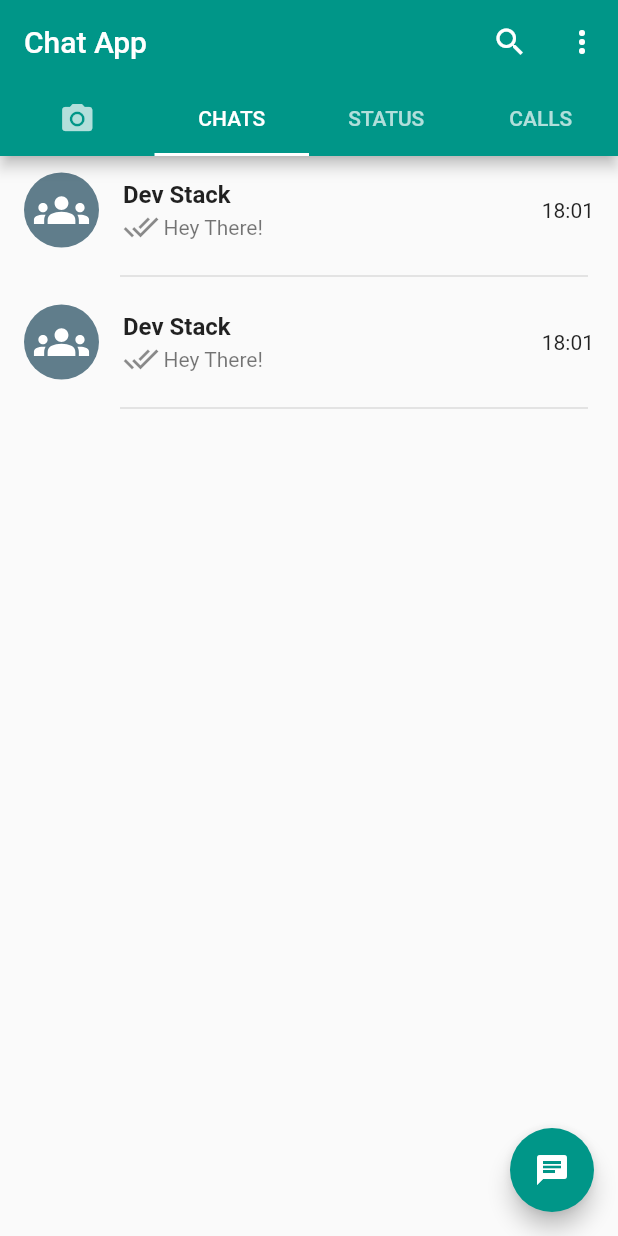
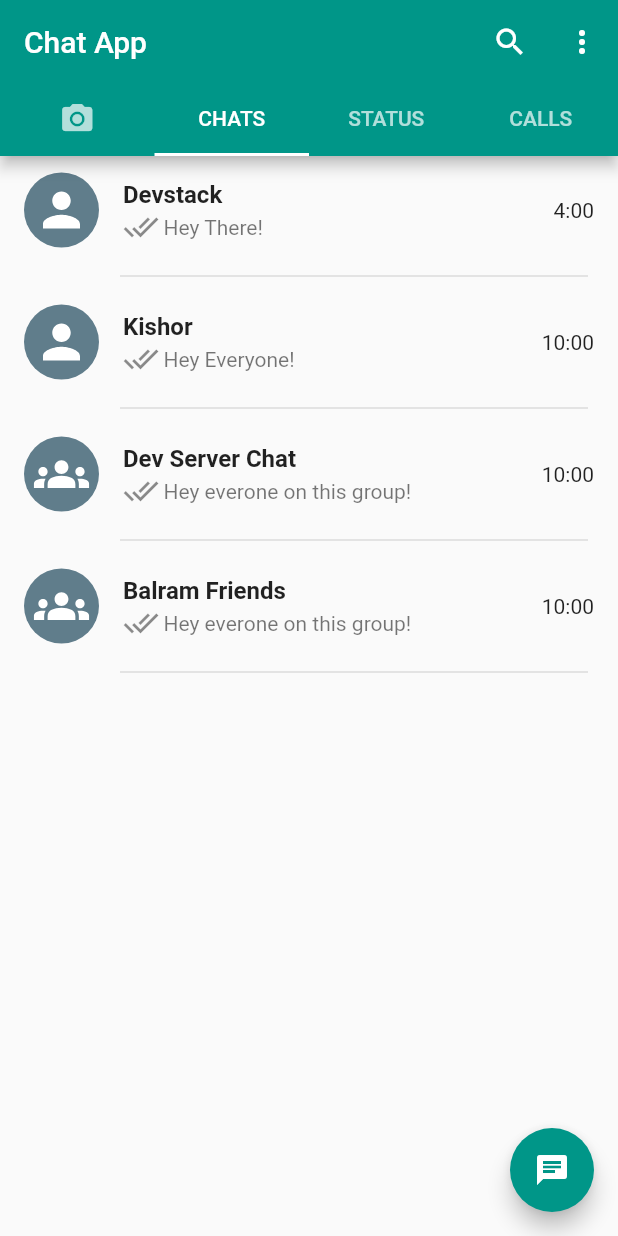
Before and after one commit to anmolupadhyay23/WhatsApp-Clone, a Flutter app: the screen it shows after launch, on a phone screen of 412 x 824 dp. Run offline on Flutter 3.47's test engine with Material 2 defaults, Android fonts, the phone set to English and light mode, and no system bars; our stand-ins replace flutter_svg.

Commit message:
Dynamic Widget Card

```diff
--- a/lib/CustomUI/customCard.dart
+++ b/lib/CustomUI/customCard.dart
@@ -1,20 +1,27 @@
+import 'package:chat_app/Model/ChatModel.dart';
+import 'package:chat_app/Screens/individualPage.dart';
 import 'package:flutter/material.dart';
 import 'package:flutter_svg/flutter_svg.dart';
 
 class customCard extends StatelessWidget {
-  const customCard({Key? key}) : super(key: key);
+  const customCard({Key? key,required this.chatModel}) : super(key: key);
+  final ChatModel chatModel;
+
 
   @override
   Widget build(BuildContext context) {
     return InkWell(
-      onTap: () {},
+      onTap: () {
+        Navigator.push(
+            context, MaterialPageRoute(builder: (context) => IndividualPage()));
+      },
       child: Column(
         children: [
           ListTile(
             leading: CircleAvatar(
               radius: 25,
               child: SvgPicture.asset(
-                "assets/group.svg",
+                chatModel.isgroup! ? "assets/group.svg" : "assets/person.svg",
                 color: Colors.white,
                 height: 37,
                   width: 37,
@@ -22,7 +29,7 @@ class customCard extends StatelessWidget {
               backgroundColor: Colors.blueGrey,
             ),
             title: Text(
-              "Dev Stack",
+              chatModel.name!,
               style: TextStyle(
               fontSize: 16,
               fontWeight: FontWeight.bold
@@ -32,10 +39,10 @@ class customCard extends StatelessWidget {
               children: [
                 Icon(Icons.done_all),
                 SizedBox(width: 3,),
-                Text("Hey There!")
+                Text(chatModel.currentMessage!)
               ],
             ),
-            trailing: Text("18:01"),
+            trailing: Text(chatModel.time!),
           ),
           Padding(
             padding: const EdgeInsets.only(right: 20, left: 80),
--- /dev/null
+++ b/lib/Model/ChatModel.dart
@@ -0,0 +1,8 @@
+class ChatModel {
+  String ?name;
+  String ?icon;
+  bool ?isgroup;
+  String ?time;
+  String ?currentMessage;
+  ChatModel({this.name, this.icon, this.isgroup, this.time, this.currentMessage});
+}
--- a/lib/Pages/ChatPage.dart
+++ b/lib/Pages/ChatPage.dart
@@ -1,4 +1,5 @@
 import 'package:chat_app/CustomUI/customCard.dart';
+import 'package:chat_app/Model/ChatModel.dart';
 import 'package:flutter/material.dart';
 
 class chatApp extends StatefulWidget {
@@ -9,6 +10,41 @@ class chatApp extends StatefulWidget {
 }
 
 class _chatAppState extends State<chatApp> {
+
+  List<ChatModel> chats=[
+    ChatModel(
+      name: "Devstack",
+      isgroup: false,
+      currentMessage: "Hey There!",
+      time: "4:00",
+      icon: "person.svg"
+    ),
+
+    ChatModel(
+        name: "Kishor",
+        isgroup: false,
+        currentMessage: "Hey Everyone!",
+        time: "10:00",
+        icon: "person.svg"
+    ),
+
+    ChatModel(
+        name: "Dev Server Chat",
+        isgroup: true,
+        currentMessage: "Hey everone on this group!",
+        time: "10:00",
+        icon: "group.svg"
+    ),
+
+    ChatModel(
+        name: "Balram Friends",
+        isgroup: true,
+        currentMessage: "Hey everone on this group!",
+        time: "10:00",
+        icon: "group.svg"
+    ),
+  ];
+
   @override
   Widget build(BuildContext context) {
     return Scaffold(
@@ -17,11 +53,10 @@ class _chatAppState extends State<chatApp> {
         child: Icon(Icons.chat),
         backgroundColor: Colors.teal,
       ),
-      body: ListView(
-        children: [
-          customCard(),
-          customCard()
-        ],
+      body: ListView.builder(
+        itemCount: chats.length,
+        itemBuilder: (context,index)=>customCard(
+            chatModel: chats[index]),
       ),
     );
   }
--- /dev/null
+++ b/lib/Screens/individualPage.dart
@@ -0,0 +1,15 @@
+import 'package:flutter/material.dart';
+
+class IndividualPage extends StatefulWidget {
+  const IndividualPage({Key? key}) : super(key: key);
+
+  @override
+  State<IndividualPage> createState() => _IndividualPageState();
+}
+
+class _IndividualPageState extends State<IndividualPage> {
+  @override
+  Widget build(BuildContext context) {
+    return Scaffold();
+  }
+}
```
